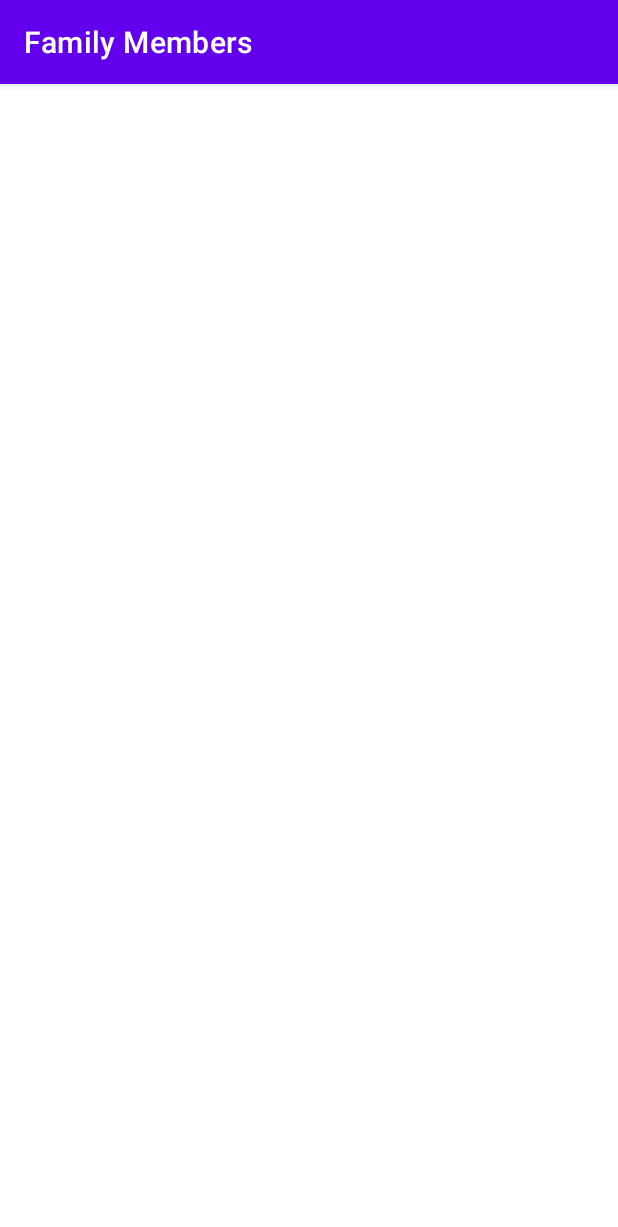
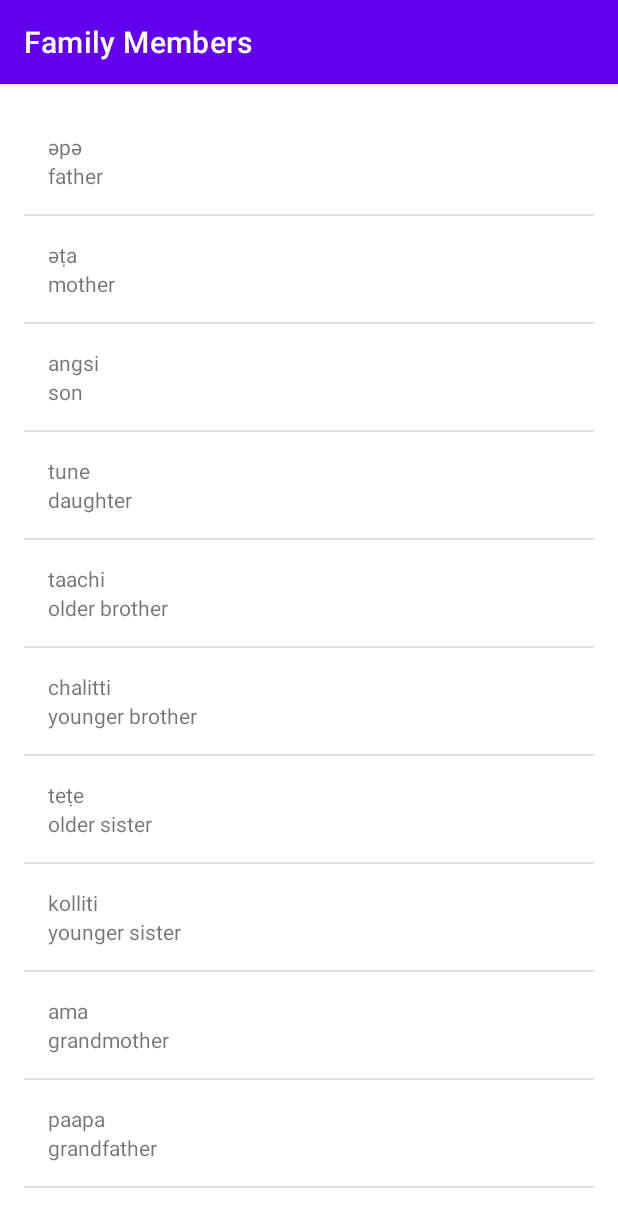
Before and after one commit to lingxiao14122/UdacityMiwok, an Android app: the FamilyMembersActivity screen opened directly, with no data from a screen before it, on a phone screen of 412 x 824 dp. Shown: the top 1227 px of the screen. Run offline under Robolectric (Android 15) with nearby library versions, the phone set to English and light mode, and no system bars.

Commit message:
fill all activity with translation

```diff
--- a/app/src/main/java/com/example/android/udacitymiwok/FamilyMembersActivity.java
+++ b/app/src/main/java/com/example/android/udacitymiwok/FamilyMembersActivity.java
@@ -3,6 +3,9 @@ package com.example.android.udacitymiwok;
 import androidx.appcompat.app.AppCompatActivity;
 
 import android.os.Bundle;
+import android.widget.ListView;
+
+import java.util.ArrayList;
 
 public class FamilyMembersActivity extends AppCompatActivity {
 
@@ -10,5 +13,36 @@ public class FamilyMembersActivity extends AppCompatActivity {
     protected void onCreate(Bundle savedInstanceState) {
         super.onCreate(savedInstanceState);
         setContentView(R.layout.activity_family_members);
+
+        // var constant
+        String TAG = this.getClass().getSimpleName();
+
+        // init array list
+        ArrayList<Word> words = new ArrayList<>();
+
+        words.add(new Word("father", "әpә"));
+        words.add(new Word("mother", "әṭa"));
+        words.add(new Word("son", "angsi"));
+        words.add(new Word("daughter", "tune"));
+        words.add(new Word("older brother", "taachi"));
+        words.add(new Word("younger brother", "chalitti"));
+        words.add(new Word("older sister", "teṭe"));
+        words.add(new Word("younger sister", "kolliti"));
+        words.add(new Word("grandmother", "ama"));
+        words.add(new Word("grandfather", "paapa"));
+
+        // Create an {@link WordAdapter}, whose data source is a list of {@link Word}s. The
+        // adapter knows how to create list items for each item in the list.
+        WordAdapter adapter = new WordAdapter(this, words);
+
+        // Find the {@link ListView} object in the view hierarchy of the {@link Activity}.
+        // There should be a {@link ListView} with the view ID called list, which is declared in the
+        // activity_numbers.xml layout file.
+        ListView listView = findViewById(R.id.list);
+
+        // Make the {@link ListView} use the {@link WordAdapter} we created above, so that the
+        // {@link ListView} will display list items for each {@link Word} in the list.
+        listView.setAdapter(adapter);
+
     }
 }
--- a/app/src/main/java/com/example/android/udacitymiwok/NumbersActivity.java
+++ b/app/src/main/java/com/example/android/udacitymiwok/NumbersActivity.java
@@ -40,7 +40,7 @@ public class NumbersActivity extends AppCompatActivity {
         // Find the {@link ListView} object in the view hierarchy of the {@link Activity}.
         // There should be a {@link ListView} with the view ID called list, which is declared in the
         // activity_numbers.xml layout file.
-        ListView listView = (ListView) findViewById(R.id.list);
+        ListView listView = findViewById(R.id.list);
 
         // Make the {@link ListView} use the {@link WordAdapter} we created above, so that the
         // {@link ListView} will display list items for each {@link Word} in the list.
--- a/app/src/main/res/layout/activity_family_members.xml
+++ b/app/src/main/res/layout/activity_family_members.xml
@@ -1,9 +1,12 @@
 <?xml version="1.0" encoding="utf-8"?>
-<androidx.constraintlayout.widget.ConstraintLayout xmlns:android="http://schemas.android.com/apk/res/android"
-    xmlns:app="http://schemas.android.com/apk/res-auto"
+<ListView xmlns:android="http://schemas.android.com/apk/res/android"
     xmlns:tools="http://schemas.android.com/tools"
+    android:id="@+id/list"
+    android:orientation="vertical"
     android:layout_width="match_parent"
     android:layout_height="match_parent"
-    tools:context=".FamilyMembersActivity">
-
-</androidx.constraintlayout.widget.ConstraintLayout>
+    android:paddingBottom="@dimen/activity_vertical_margin"
+    android:paddingLeft="@dimen/activity_horizontal_margin"
+    android:paddingRight="@dimen/activity_horizontal_margin"
+    android:paddingTop="@dimen/activity_vertical_margin"
+    tools:context=".NumbersActivity"/>
```
Also changed, not shown: app/src/main/java/com/example/android/udacitymiwok/ColorsActivity.java (+32 -0 lines), app/src/main/java/com/example/android/udacitymiwok/PhrasesActivity.java (+33 -0 lines), app/src/main/java/com/example/android/udacitymiwok/WordAdapter.java (+11 -1 lines), app/src/main/res/layout/activity_colors.xml (+8 -5 lines), app/src/main/res/layout/activity_phrases.xml (+8 -5 lines).
